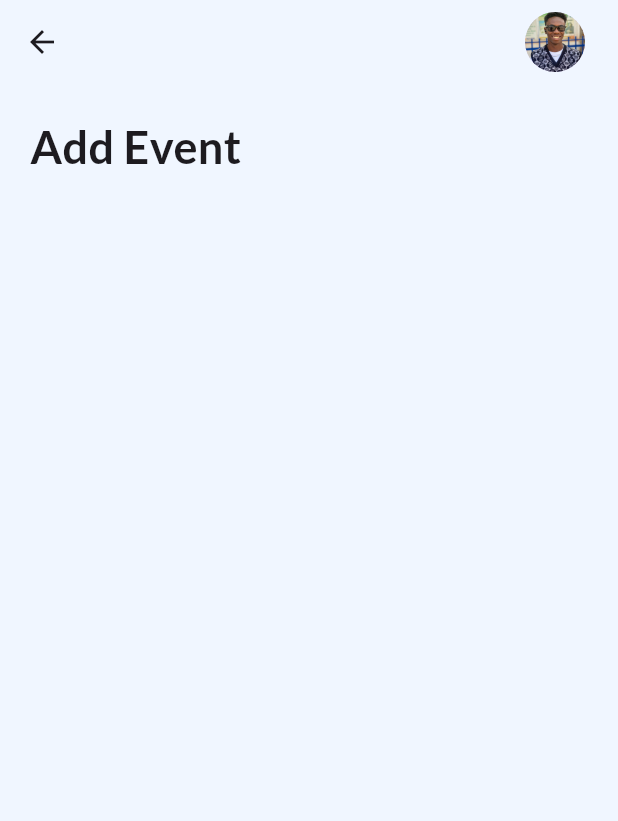
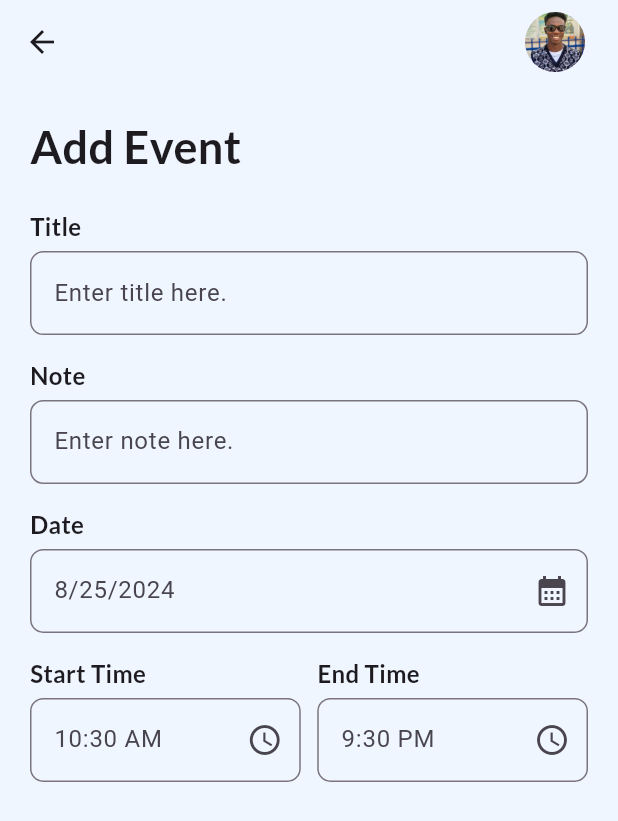
Before and after one commit to Alpha-Ronald/event_planner, a Flutter app: the AddTaskPage screen opened directly, on a phone screen of 412 x 824 dp. Shown: the top 821 px of the screen. Run offline on Flutter 3.47's test engine with Material 3 defaults, Android fonts, the phone set to English and light mode, and no system bars; drawn by our look-alikes of overlay_support; our stand-ins replace date_picker_timeline, firebase_core, flutter_screenutil, google_fonts; accounts and stored records are empty.

Commit message:
Building Add task Page

```diff
--- a/lib/core/theme.dart
+++ b/lib/core/theme.dart
@@ -1,21 +1,18 @@
 import 'package:flutter/material.dart';
 import 'package:google_fonts/google_fonts.dart';
 
-TextStyle get subHeadingStyle{
+TextStyle get subHeadingStyle {
   return GoogleFonts.lato(
-    textStyle: const TextStyle(
-      fontSize: 24,
-      fontWeight: FontWeight.bold,
-      color: Colors.grey
-    )
-  );
+      textStyle: const TextStyle(
+          fontSize: 24, fontWeight: FontWeight.bold, color: Colors.grey));
 }
 
-TextStyle get headingStyle{
+TextStyle get headingStyle {
   return GoogleFonts.lato(
-      textStyle: const TextStyle(
-          fontSize: 30,
-          fontWeight: FontWeight.bold
-      )
-  );
+      textStyle: const TextStyle(fontSize: 30, fontWeight: FontWeight.bold));
 }
+
+TextStyle get titleStyle {
+  return GoogleFonts.lato(
+      textStyle: const TextStyle(fontSize: 16, fontWeight: FontWeight.bold));
+}
--- a/lib/features/home_page/pages/add_task_screen.dart
+++ b/lib/features/home_page/pages/add_task_screen.dart
@@ -1,11 +1,24 @@
+import 'dart:developer';
+
 import 'package:event_planner_app/core/theme.dart';
+import 'package:event_planner_app/features/home_page/widgets/text_input_field.dart';
 import 'package:flutter/material.dart';
 import 'package:flutter_screenutil/flutter_screenutil.dart';
+import 'package:intl/intl.dart';
 
 import '../../../core/colors.dart';
 
-class AddTaskPage extends StatelessWidget {
+class AddTaskPage extends StatefulWidget {
   const AddTaskPage({super.key});
+
+  @override
+  State<AddTaskPage> createState() => _AddTaskPageState();
+}
+
+class _AddTaskPageState extends State<AddTaskPage> {
+  DateTime _selectedDate = DateTime.now();
+  String _endTime = '9:30 PM';
+  String _startTime = DateFormat("hh:mm a").format(DateTime.now()).toString();
 
   @override
   Widget build(BuildContext context) {
@@ -15,10 +28,62 @@ class AddTaskPage extends StatelessWidget {
         padding: EdgeInsets.all(20),
         child: SingleChildScrollView(
           child: Column(
+            crossAxisAlignment: CrossAxisAlignment.start,
             children: [
               Text(
                 'Add Event',
                 style: headingStyle,
+              ),
+              SizedBox(
+                height: 5.h,
+              ),
+              const TextInputField(title: 'Title', hint: 'Enter title here.'),
+              const TextInputField(title: "Note", hint: "Enter note here."),
+              TextInputField(
+                title: "Date",
+                hint: DateFormat.yMd().format(_selectedDate),
+                readOnly: true,
+                suffixIcon: IconButton(
+                  icon: const Icon(Icons.calendar_month),
+                  onPressed: () {
+                    _getDate();
+                  },
+                ),
+              ),
+              Row(
+                mainAxisAlignment: MainAxisAlignment.spaceBetween,
+                children: [
+                  Expanded(
+                    child: TextInputField(
+                      title: 'Start Time',
+                      hint: _startTime,
+                      suffixIcon: IconButton(
+                        icon: Icon(Icons.access_time_outlined),
+                        onPressed: () {
+                          _getTime(isStartTime: true);
+                        },
+                      ),
+                      readOnly: true,
+                    ),
+                  ),
+                  SizedBox(
+                    width: 10.w,
+                  ),
+                  Expanded(
+                    child: TextInputField(
+                      title: 'End Time',
+                      hint: _endTime,
+                      suffixIcon: IconButton(
+                        icon: Icon(Icons.access_time_outlined),
+                        onPressed: () {
+                          _getTime(isStartTime: false);
+                          ;
+                        },
+                      ),
+                      readOnly: true,
+                    ),
+                  )
+                ],
               )
             ],
           ),
@@ -43,4 +108,36 @@ class AddTaskPage extends StatelessWidget {
       ],
     );
   }
+
+  _getDate() async {
+    DateTime? pickerDate = await showDatePicker(
+        context: context,
+        initialDate: DateTime.now(),
+        firstDate: DateTime(2020),
+        lastDate: DateTime(2025));
+
+    if (pickerDate != null) {
+      setState(() {
+        _selectedDate = pickerDate;
+      });
+    } else {}
+  }
+
+  _getTime({required bool isStartTime}) {
+    var pickedTime = _showTimePicker();
+    String _formattedTime = pickedTime.format(context);
+    if (pickedTime! == null) {
+    } else if (isStartTime == true) {
+      _startTime = _formattedTime;
+    } else if (isStartTime == false) {
+      _endTime = _formattedTime;
+    }
+  }
+
+  _showTimePicker() {
+    return showTimePicker(
+        initialEntryMode: TimePickerEntryMode.input,
+        context: context,
+        initialTime: TimeOfDay(hour: 9, minute: 00));
+  }
 }
--- a/lib/features/home_page/widgets/text_input_field.dart
+++ b/lib/features/home_page/widgets/text_input_field.dart
@@ -0,0 +1,47 @@
+import 'package:event_planner_app/core/theme.dart';
+import 'package:flutter/material.dart';
+import 'package:flutter_screenutil/flutter_screenutil.dart';
+
+class TextInputField extends StatelessWidget {
+  const TextInputField(
+      {super.key,
+      required this.title,
+      required this.hint,
+      this.controller,
+      this.suffixIcon,
+      this.readOnly = false});
+
+  final String title;
+  final String hint;
+  final TextEditingController? controller;
+  final Widget? suffixIcon;
+  final bool readOnly;
+
+  @override
+  Widget build(BuildContext context) {
+    return Padding(
+      padding: EdgeInsets.only(top: 15.h),
+      child: Column(
+        crossAxisAlignment: CrossAxisAlignment.start,
+        children: [
+          Text(title, style: titleStyle),
+          SizedBox(
+            height: 5.h,
+          ),
+          TextFormField(
+            readOnly: readOnly,
+            decoration: InputDecoration(
+              hintText: hint,
+              suffixIcon: suffixIcon,
+              border: OutlineInputBorder(
+                borderRadius: BorderRadius.all(
+                  Radius.circular(8.w),
+                ),
+              ),
+            ),
+          ),
+        ],
+      ),
+    );
+  }
+}
```
